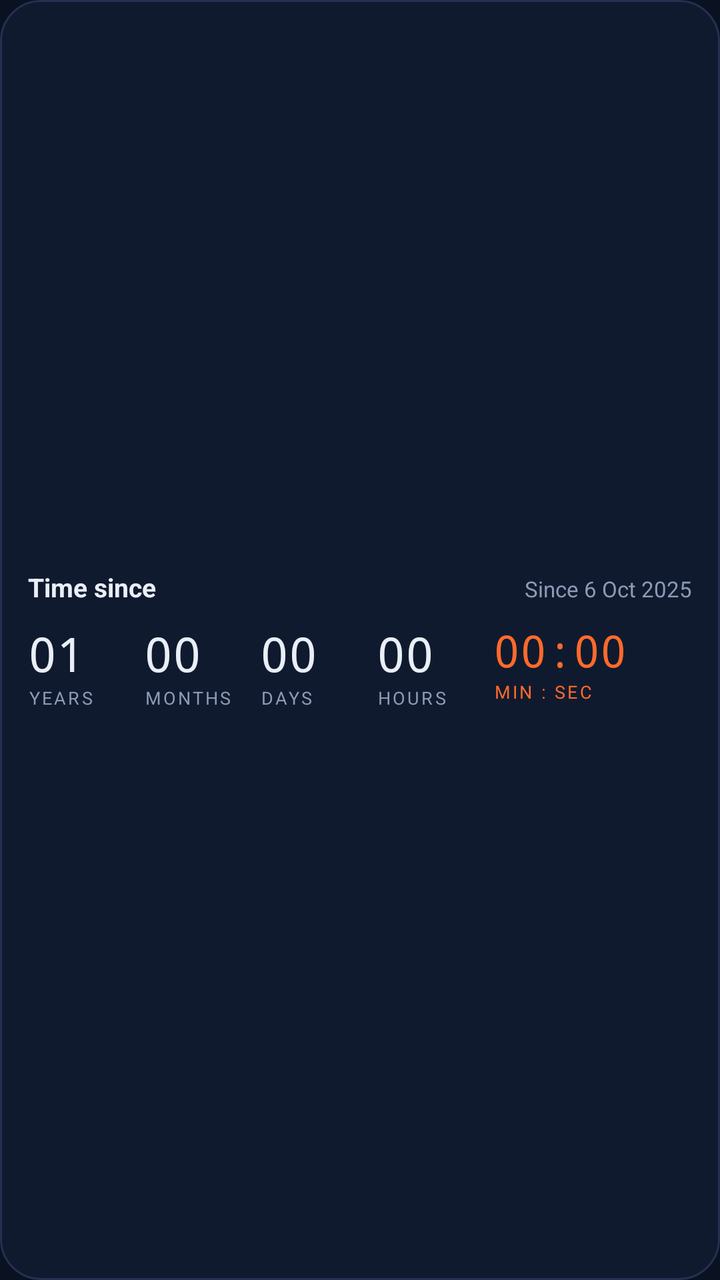
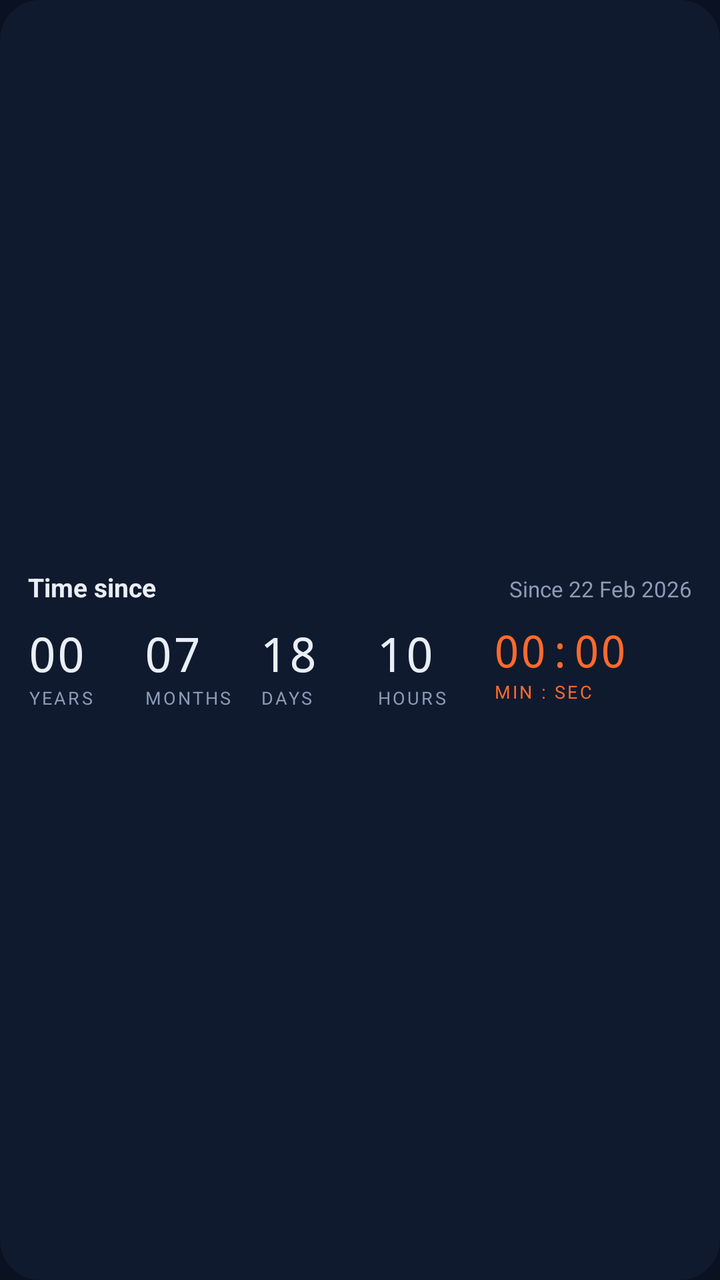

Two renders of the same Android screen: before a commit and after it. Below are the layout's source before the change and the commit's diff.
<!-- AndroidManifest.xml: application theme AppTheme -->
<!-- res/layout/widget_time_since.xml -->
<?xml version="1.0" encoding="utf-8"?>
<LinearLayout xmlns:android="http://schemas.android.com/apk/res/android"
    android:id="@+id/w_root"
    android:layout_width="match_parent"
    android:layout_height="match_parent"
    android:background="@drawable/widget_bg"
    android:gravity="center_vertical"
    android:orientation="vertical"
    android:padding="14dp">

    <LinearLayout
        android:layout_width="match_parent"
        android:layout_height="wrap_content"
        android:orientation="horizontal">

        <TextView
            android:id="@+id/w_title"
            android:layout_width="0dp"
            android:layout_height="wrap_content"
            android:layout_weight="1"
            android:ellipsize="end"
            android:maxLines="1"
            android:text="Time since"
            android:textColor="@color/fg"
            android:textSize="13sp"
            android:textStyle="bold" />

        <TextView
            android:id="@+id/w_date"
            android:layout_width="wrap_content"
            android:layout_height="wrap_content"
            android:layout_marginStart="8dp"
            android:maxLines="1"
            android:text="Since 6 Oct 2025"
            android:textColor="@color/muted"
            android:textSize="11sp" />
    </LinearLayout>

    <LinearLayout
        android:layout_width="match_parent"
        android:layout_height="wrap_content"
        android:layout_marginTop="8dp"
        android:orientation="horizontal">

        <LinearLayout
            android:layout_width="0dp"
            android:layout_height="wrap_content"
            android:layout_weight="1"
            android:orientation="vertical">

            <TextView
                android:id="@+id/w_years"
                android:layout_width="wrap_content"
                android:layout_height="wrap_content"
                android:fontFamily="monospace"
                android:text="01"
                android:textColor="@color/fg"
                android:textSize="24sp" />

            <TextView
                android:layout_width="wrap_content"
                android:layout_height="wrap_content"
                android:letterSpacing="0.12"
                android:text="@string/unit_years"
                android:textAllCaps="true"
                android:textColor="@color/muted"
                android:textSize="9sp" />
        </LinearLayout>

        <LinearLayout
            android:layout_width="0dp"
            android:layout_height="wrap_content"
            android:layout_weight="1"
            android:orientation="vertical">

            <TextView
                android:id="@+id/w_months"
                android:layout_width="wrap_content"
                android:layout_height="wrap_content"
                android:fontFamily="monospace"
                android:text="00"
                android:textColor="@color/fg"
                android:textSize="24sp" />

            <TextView
                android:layout_width="wrap_content"
                android:layout_height="wrap_content"
                android:letterSpacing="0.12"
                android:text="@string/unit_months"
                android:textAllCaps="true"
                android:textColor="@color/muted"
                android:textSize="9sp" />
        </LinearLayout>

        <LinearLayout
            android:layout_width="0dp"
            android:layout_height="wrap_content"
            android:layout_weight="1"
            android:orientation="vertical">

            <TextView
                android:id="@+id/w_days"
                android:layout_width="wrap_content"
                android:layout_height="wrap_content"
                android:fontFamily="monospace"
                android:text="00"
                android:textColor="@color/fg"
                android:textSize="24sp" />

            <TextView
                android:layout_width="wrap_content"
                android:layout_height="wrap_content"
                android:letterSpacing="0.12"
                android:text="@string/unit_days"
                android:textAllCaps="true"
                android:textColor="@color/muted"
                android:textSize="9sp" />
        </LinearLayout>

        <LinearLayout
            android:layout_width="0dp"
            android:layout_height="wrap_content"
            android:layout_weight="1"
            android:orientation="vertical">

            <TextView
                android:id="@+id/w_hours"
                android:layout_width="wrap_content"
                android:layout_height="wrap_content"
                android:fontFamily="monospace"
                android:text="00"
                android:textColor="@color/fg"
                android:textSize="24sp" />

            <TextView
                android:layout_width="wrap_content"
                android:layout_height="wrap_content"
                android:letterSpacing="0.12"
                android:text="@string/unit_hours"
                android:textAllCaps="true"
                android:textColor="@color/muted"
                android:textSize="9sp" />
        </LinearLayout>

        <LinearLayout
            android:layout_width="0dp"
            android:layout_height="wrap_content"
            android:layout_weight="1.7"
            android:orientation="vertical">

            <Chronometer
                android:id="@+id/w_clock"
                android:layout_width="wrap_content"
                android:layout_height="wrap_content"
                android:fontFamily="monospace"
                android:maxLines="1"
                android:textColor="@color/accent"
                android:textSize="22sp" />

            <TextView
                android:layout_width="wrap_content"
                android:layout_height="wrap_content"
                android:letterSpacing="0.12"
                android:text="@string/unit_min_sec"
                android:textAllCaps="true"
                android:textColor="@color/accent"
                android:textSize="9sp" />
        </LinearLayout>
    </LinearLayout>
</LinearLayout>
<!-- resources referenced by this layout -->
<resources>
  <color name="accent">#FF6A2B</color>
  <color name="fg">#E9EEF7</color>
  <color name="muted">#8C9BB6</color>
  <!-- drawable widget_bg (drawable) -->
  <?xml version="1.0" encoding="utf-8"?>
  <shape xmlns:android="http://schemas.android.com/apk/res/android"
      android:shape="rectangle">
      <solid android:color="@color/surface" />
      <stroke
          android:width="1dp"
          android:color="@color/line" />
      <corners android:radius="20dp" />
  </shape>
  <string name="unit_days">Days</string>
  <string name="unit_hours">Hours</string>
  <string name="unit_min_sec">Min : Sec</string>
  <string name="unit_months">Months</string>
  <string name="unit_years">Years</string>
  <style name="AppTheme" parent="android:Theme.DeviceDefault.NoActionBar">
          <item name="android:windowBackground">@color/bg</item>
          <item name="android:statusBarColor">@color/bg</item>
          <item name="android:navigationBarColor">@color/bg</item>
          <item name="android:colorAccent">@color/accent</item>
      </style>
  <color name="surface">#101A2E</color>
  <color name="line">#22314D</color>
  <color name="bg">#0A1120</color>
</resources>

<!-- the commit's change to res/layout/widget_time_since.xml (unified diff, before → after) -->
@@ -1,170 +1,188 @@
 <?xml version="1.0" encoding="utf-8"?>
-<LinearLayout xmlns:android="http://schemas.android.com/apk/res/android"
+<FrameLayout xmlns:android="http://schemas.android.com/apk/res/android"
     android:id="@+id/w_root"
     android:layout_width="match_parent"
-    android:layout_height="match_parent"
-    android:background="@drawable/widget_bg"
-    android:gravity="center_vertical"
-    android:orientation="vertical"
-    android:padding="14dp">
+    android:layout_height="match_parent">
+
+    <ImageView
+        android:id="@+id/w_bg"
+        android:layout_width="match_parent"
+        android:layout_height="match_parent"
+        android:importantForAccessibility="no"
+        android:scaleType="fitXY"
+        android:src="@drawable/widget_shape"
+        android:tint="@color/surface" />
 
     <LinearLayout
         android:layout_width="match_parent"
-        android:layout_height="wrap_content"
-        android:orientation="horizontal">
-
-        <TextView
-            android:id="@+id/w_title"
-            android:layout_width="0dp"
-            android:layout_height="wrap_content"
-            android:layout_weight="1"
-            android:ellipsize="end"
-            android:maxLines="1"
-            android:text="Time since"
-            android:textColor="@color/fg"
-            android:textSize="13sp"
-            android:textStyle="bold" />
-
-        <TextView
-            android:id="@+id/w_date"
-            android:layout_width="wrap_content"
-            android:layout_height="wrap_content"
-            android:layout_marginStart="8dp"
-            android:maxLines="1"
-            android:text="Since 6 Oct 2025"
-            android:textColor="@color/muted"
-            android:textSize="11sp" />
-    </LinearLayout>
-
-    <LinearLayout
-        android:layout_width="match_parent"
-        android:layout_height="wrap_content"
-        android:layout_marginTop="8dp"
-        android:orientation="horizontal">
+        android:layout_height="match_parent"
+        android:gravity="center_vertical"
+        android:orientation="vertical"
+        android:padding="14dp">
 
         <LinearLayout
-            android:layout_width="0dp"
+            android:layout_width="match_parent"
             android:layout_height="wrap_content"
-            android:layout_weight="1"
-            android:orientation="vertical">
+            android:orientation="horizontal">
 
             <TextView
-                android:id="@+id/w_years"
+                android:id="@+id/w_title"
+                android:layout_width="0dp"
+                android:layout_height="wrap_content"
+                android:layout_weight="1"
+                android:ellipsize="end"
+                android:maxLines="1"
+                android:text="Time since"
+                android:textColor="@color/fg"
+                android:textSize="13sp"
+                android:textStyle="bold" />
+
+            <TextView
+                android:id="@+id/w_date"
                 android:layout_width="wrap_content"
                 android:layout_height="wrap_content"
-                android:fontFamily="monospace"
-                android:text="01"
-                android:textColor="@color/fg"
-                android:textSize="24sp" />
-
-            <TextView
-                android:layout_width="wrap_content"
-                android:layout_height="wrap_content"
-                android:letterSpacing="0.12"
-                android:text="@string/unit_years"
-                android:textAllCaps="true"
+                android:layout_marginStart="8dp"
+                android:maxLines="1"
+                android:text="Since 22 Feb 2026"
                 android:textColor="@color/muted"
-                android:textSize="9sp" />
+                android:textSize="11sp" />
         </LinearLayout>
 
         <LinearLayout
-            android:layout_width="0dp"
+            android:layout_width="match_parent"
             android:layout_height="wrap_content"
-            android:layout_weight="1"
-            android:orientation="vertical">
+            android:layout_marginTop="8dp"
+            android:orientation="horizontal">
 
-            <TextView
-                android:id="@+id/w_months"
-                android:layout_width="wrap_content"
+            <LinearLayout
+                android:layout_width="0dp"
                 android:layout_height="wrap_content"
-                android:fontFamily="monospace"
-                android:text="00"
-                android:textColor="@color/fg"
-                android:textSize="24sp" />
+                android:layout_weight="1"
+                android:orientation="vertical">
 
-            <TextView
-                android:layout_width="wrap_content"
+                <TextView
+                    android:id="@+id/w_years"
+                    android:layout_width="wrap_content"
+                    android:layout_height="wrap_content"
+                    android:fontFamily="monospace"
+                    android:text="00"
+                    android:textColor="@color/fg"
+                    android:textSize="24sp" />
+
+                <TextView
+                    android:id="@+id/lbl_years"
+                    android:layout_width="wrap_content"
+                    android:layout_height="wrap_content"
+                    android:letterSpacing="0.12"
+                    android:text="@string/unit_years"
+                    android:textAllCaps="true"
+                    android:textColor="@color/muted"
+                    android:textSize="9sp" />
+            </LinearLayout>
+
+            <LinearLayout
+                android:layout_width="0dp"
                 android:layout_height="wrap_content"
-                android:letterSpacing="0.12"
-                android:text="@string/unit_months"
-                android:textAllCaps="true"
-                android:textColor="@color/muted"
-                android:textSize="9sp" />
-        </LinearLayout>
+                android:layout_weight="1"
+                android:orientation="vertical">
 
-        <LinearLayout
-            android:layout_width="0dp"
-            android:layout_height="wrap_content"
-            android:layout_weight="1"
-            android:orientation="vertical">
+                <TextView
+                    android:id="@+id/w_months"
+                    android:layout_width="wrap_content"
+                    android:layout_height="wrap_content"
+                    android:fontFamily="monospace"
+                    android:text="07"
+                    android:textColor="@color/fg"
+                    android:textSize="24sp" />
 
-            <TextView
-                android:id="@+id/w_days"
-                android:layout_width="wrap_content"
+                <TextView
+                    android:id="@+id/lbl_months"
+                    android:layout_width="wrap_content"
+                    android:layout_height="wrap_content"
+                    android:letterSpacing="0.12"
+                    android:text="@string/unit_months"
+                    android:textAllCaps="true"
+                    android:textColor="@color/muted"
+                    android:textSize="9sp" />
+            </LinearLayout>
+
+            <LinearLayout
+                android:layout_width="0dp"
                 android:layout_height="wrap_content"
-                android:fontFamily="monospace"
-                android:text="00"
-                android:textColor="@color/fg"
-                android:textSize="24sp" />
+                android:layout_weight="1"
+                android:orientation="vertical">
 
-            <TextView
-                android:layout_width="wrap_content"
+                <TextView
+                    android:id="@+id/w_days"
+                    android:layout_width="wrap_content"
+                    android:layout_height="wrap_content"
+                    android:fontFamily="monospace"
+                    android:text="18"
+                    android:textColor="@color/fg"
+                    android:textSize="24sp" />
+
+                <TextView
+                    android:id="@+id/lbl_days"
+                    android:layout_width="wrap_content"
+                    android:layout_height="wrap_content"
+                    android:letterSpacing="0.12"
+                    android:text="@string/unit_days"
+                    android:textAllCaps="true"
+                    android:textColor="@color/muted"
+                    android:textSize="9sp" />
+            </LinearLayout>
+
+            <LinearLayout
+                android:layout_width="0dp"
                 android:layout_height="wrap_content"
-                android:letterSpacing="0.12"
-                android:text="@string/unit_days"
-                android:textAllCaps="true"
-                android:textColor="@color/muted"
-                android:textSize="9sp" />
-        </LinearLayout>
+                android:layout_weight="1"
+                android:orientation="vertical">
 
-        <LinearLayout
-            android:layout_width="0dp"
-            android:layout_height="wrap_content"
-            android:layout_weight="1"
-            android:orientation="vertical">
+                <TextView
+                    android:id="@+id/w_hours"
+                    android:layout_width="wrap_content"
+                    android:layout_height="wrap_content"
+                    android:fontFamily="monospace"
+                    android:text="10"
+                    android:textColor="@color/fg"
+                    android:textSize="24sp" />
 
-            <TextView
-                android:id="@+id/w_hours"
-                android:layout_width="wrap_content"
+                <TextView
+                    android:id="@+id/lbl_hours"
+                    android:layout_width="wrap_content"
+                    android:layout_height="wrap_content"
+                    android:letterSpacing="0.12"
+                    android:text="@string/unit_hours"
+                    android:textAllCaps="true"
+                    android:textColor="@color/muted"
+                    android:textSize="9sp" />
+            </LinearLayout>
+
+            <LinearLayout
+                android:layout_width="0dp"
                 android:layout_height="wrap_content"
-                android:fontFamily="monospace"
-                android:text="00"
-                android:textColor="@color/fg"
-                android:textSize="24sp" />
+                android:layout_weight="1.7"
+                android:orientation="vertical">
 
-            <TextView
-                android:layout_width="wrap_content"
-                android:layout_height="wrap_content"
-                android:letterSpacing="0.12"
-                android:text="@string/unit_hours"
-                android:textAllCaps="true"
-                android:textColor="@color/muted"
-                android:textSize="9sp" />
-        </LinearLayout>
+                <Chronometer
+                    android:id="@+id/w_clock"
+                    android:layout_width="wrap_content"
+                    android:layout_height="wrap_content"
+                    android:fontFamily="monospace"
+                    android:maxLines="1"
+                    android:textColor="@color/accent"
+                    android:textSize="22sp" />
 
-        <LinearLayout
-            android:layout_width="0dp"
-            android:layout_height="wrap_content"
-            android:layout_weight="1.7"
-            android:orientation="vertical">
-
-            <Chronometer
-                android:id="@+id/w_clock"
-                android:layout_width="wrap_content"
-                android:layout_height="wrap_content"
-                android:fontFamily="monospace"
-                android:maxLines="1"
-                android:textColor="@color/accent"
-                android:textSize="22sp" />
-
-            <TextView
-                android:layout_width="wrap_content"
-                android:layout_height="wrap_content"
-                android:letterSpacing="0.12"
-                android:text="@string/unit_min_sec"
-                android:textAllCaps="true"
-                android:textColor="@color/accent"
-                android:textSize="9sp" />
+                <TextView
+                    android:id="@+id/lbl_clock"
+                    android:layout_width="wrap_content"
+                    android:layout_height="wrap_content"
+                    android:letterSpacing="0.12"
+                    android:text="@string/unit_min_sec"
+                    android:textAllCaps="true"
+                    android:textColor="@color/accent"
+                    android:textSize="9sp" />
+            </LinearLayout>
         </LinearLayout>
     </LinearLayout>
-</LinearLayout>
+</FrameLayout>
<!-- resource entries referenced after the edit -->
@@ -3,16 +3,6 @@
   <color name="accent">#FF6A2B</color>
   <color name="fg">#E9EEF7</color>
   <color name="muted">#8C9BB6</color>
-  <!-- drawable widget_bg (drawable) -->
-  <?xml version="1.0" encoding="utf-8"?>
-  <shape xmlns:android="http://schemas.android.com/apk/res/android"
-      android:shape="rectangle">
-      <solid android:color="@color/surface" />
-      <stroke
-          android:width="1dp"
-          android:color="@color/line" />
-      <corners android:radius="20dp" />
-  </shape>
   <string name="unit_days">Days</string>
   <string name="unit_hours">Hours</string>
   <string name="unit_min_sec">Min : Sec</string>
@@ -25,7 +15,13 @@
           <item name="android:colorAccent">@color/accent</item>
       </style>
   <color name="surface">#101A2E</color>
-  <color name="line">#22314D</color>
+  <!-- drawable widget_shape (drawable) -->
+  <?xml version="1.0" encoding="utf-8"?>
+  <shape xmlns:android="http://schemas.android.com/apk/res/android"
+      android:shape="rectangle">
+      <solid android:color="#FFFFFFFF" />
+      <corners android:radius="20dp" />
+  </shape>
   <color name="bg">#0A1120</color>
 </resources>
 
